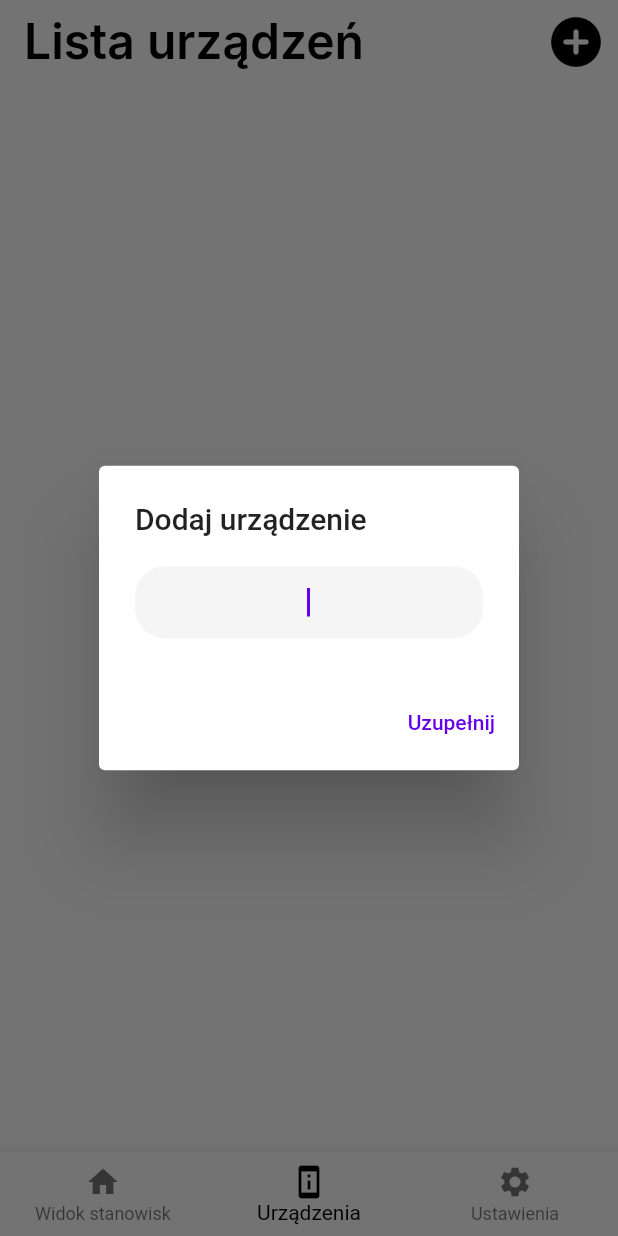
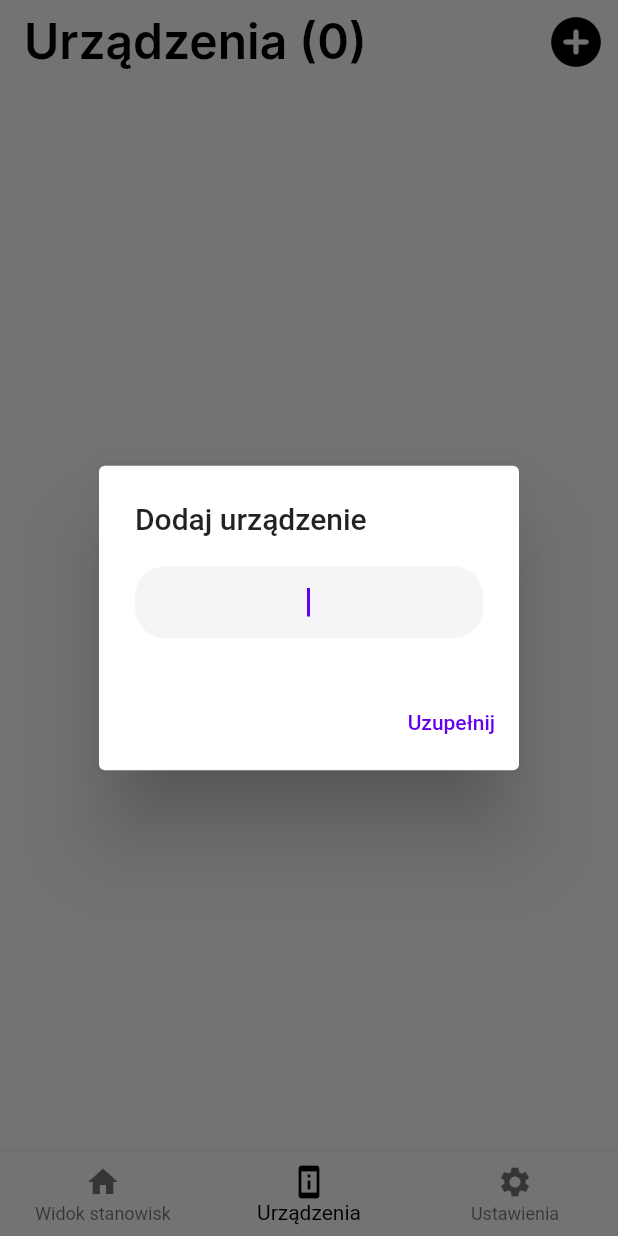
Before and after one commit to Carolosso/SCPI-Monitor, a Flutter app: the screen it shows after launch, item 2 of the bottom bar chosen, after a tap on the "add circle" icon, on a phone screen of 412 x 824 dp. Run offline on Flutter 3.47's test engine with Material 2 defaults, Android fonts, the phone set to English and light mode, and no system bars; our stand-ins replace google_fonts.

Commit message:
Added CustomAppBar, DropdownButtonn minor fixes

```diff
--- a/lib/models/device_model.dart
+++ b/lib/models/device_model.dart
@@ -1,10 +1,12 @@
 class Device {
-  //int stationIndex;
+  int? stationIndex;
+  int? deviceID;
   String name;
   String ip;
   String serial;
   String status;
   double value;
 
-  Device(this.name, this.ip, this.serial, this.status, this.value);
+  Device(this.deviceID, this.stationIndex, this.name, this.ip, this.serial,
+      this.status, this.value);
 }
--- a/lib/models/station_model.dart
+++ b/lib/models/station_model.dart
@@ -2,15 +2,10 @@ import 'package:test/models/device_model.dart';
 
 class Station {
   String name;
-
+  int stationID;
   List<Device> devices = List.empty(growable: true);
 
-  Station(this.name, this.devices);
+  Station(this.name, this.devices, this.stationID);
 
   List<Device> get stationDevices => devices;
-
-  //String get stationName => _name;
-
-  //set name(String value) => _name = value;
-
 }
--- a/lib/providers/screen_index_provider.dart
+++ b/lib/providers/screen_index_provider.dart
@@ -1,16 +1,16 @@
 import 'package:flutter/material.dart';
-import 'package:test/views/pages/devices_list_page.dart';
+import 'package:test/views/device_list_view.dart';
 import 'package:test/views/pages/settings_page.dart';
 //import 'package:test/views/pages/station_detail_page.dart';
-import 'package:test/views/stations_view.dart';
+import 'package:test/views/stations_list_view.dart';
 
 class ScreenIndexProvider with ChangeNotifier {
   int screenIndex = 0;
 
   List<Widget> pages = [
-    const StationsMainView(),
+    const StationsListView(),
     //const StationDetailPage(),
-    const DevicesListPage(),
+    const DevicesListView(),
     const SettingsPage(),
   ];
 
--- a/lib/views/custom_app_bar_old.dart
+++ /dev/null
@@ -1,71 +0,0 @@
-import 'package:flutter/material.dart';
-import 'package:google_fonts/google_fonts.dart';
-import 'package:test/providers/app_view_model.dart';
-
-AppBar buildAppBar(String title, String dialogTitle, BuildContext context,
-    AppViewModel viewModel, Function onSubmit, Function actionAction) {
-  final TextEditingController controller1 = TextEditingController();
-
-  return AppBar(
-    title: Text(title,
-        style: GoogleFonts.inter(
-          textStyle: const TextStyle(
-            color: Colors.black,
-            fontWeight: FontWeight.w600,
-            fontSize: 32,
-          ),
-        )),
-    backgroundColor: Colors.white24,
-    elevation: 0,
-    //leading: const BackButton(color: Colors.black),
-    actions: [
-      IconButton(
-        icon: const Icon(Icons.add_circle_rounded),
-        color: Colors.black,
-        iconSize: 40,
-        onPressed: () {
-          showDialog(
-              context: context,
-              builder: (BuildContext context) {
-                return AlertDialog(
-                  title: Text(dialogTitle),
-                  content: SingleChildScrollView(
-                    child: TextField(
-                      controller: controller1,
-                      onSubmitted: (value) {
-                        onSubmit(value);
-                      },
-                      decoration: InputDecoration(
-                          contentPadding: const EdgeInsets.only(
-                            bottom: 5,
-                          ),
-                          filled: true,
-                          //fillColor: viewModel.clrlvl2,
-                          border: OutlineInputBorder(
-                              borderRadius: BorderRadius.circular(20),
-                              borderSide: BorderSide.none)),
-                      autofocus: true,
-                      textAlign: TextAlign.center,
-                      textAlignVertical: TextAlignVertical.center,
-                      autocorrect: false,
-                      style: const TextStyle(
-                        fontWeight: FontWeight.w700,
-                      ),
-                    ),
-                  ),
-                  actions: <Widget>[
-                    TextButton(
-                      child: const Text('Uzupełnij'),
-                      onPressed: () {
-                        actionAction();
-                        Navigator.of(context).pop();
-                      },
-                    ),
-                  ],
-                );
-              });
-        },
-      )
-    ],
-  );
-}
--- a/lib/views/pages/devices_list_page.dart
+++ /dev/null
@@ -1,29 +0,0 @@
-import 'package:flutter/material.dart';
-import 'package:provider/provider.dart';
-import 'package:test/providers/app_view_model.dart';
-import 'package:test/views/custom_app_bar_old.dart';
-import 'package:test/views/device_list_view.dart';
-
-class DevicesListPage extends StatelessWidget {
-  const DevicesListPage({super.key});
-
-  @override
-  Widget build(BuildContext context) {
-    return Consumer<AppViewModel>(builder: (context, viewModel, child) {
-      return Scaffold(
-        appBar: buildAppBar('Lista urządzeń', 'Dodaj urządzenie', context,
-            viewModel, viewModel.createDevice, () {}),
-        body: const SafeArea(
-          child: Column(
-            children: [
-              //Task Info View
-              Expanded(flex: 1, child: DevicesListView()),
-              //Task List View
-            ],
-          ),
-        ),
-        //floatingActionButton: AddTaskView(),
-      );
-    });
-  }
-}
--- a/lib/views/pages/home_page.dart
+++ b/lib/views/pages/home_page.dart
@@ -1,7 +1,7 @@
 import 'package:flutter/material.dart';
 import 'package:provider/provider.dart';
 import 'package:test/providers/screen_index_provider.dart';
-import 'package:test/views/bottom_navigation_bar_view.dart';
+import 'package:test/views/widgets/bottom_navigation_bar_view.dart';
 
 class HomePage extends StatelessWidget {
   const HomePage({super.key});
--- a/lib/views/stations_view.dart
+++ b/lib/views/stations_list_view.dart
@@ -2,18 +2,27 @@ import 'package:flutter/material.dart';
 import 'package:provider/provider.dart';
 import 'package:test/style/theme.dart';
 import 'package:test/providers/app_view_model.dart';
-import 'package:test/views/custom_app_bar_old.dart';
-import 'package:test/views/floating_action_button_view.dart';
+import 'package:test/views/widgets/custom_app_bar.dart';
+import 'package:test/views/widgets/floating_action_button_view.dart';
 
-class StationsMainView extends StatelessWidget {
-  const StationsMainView({super.key});
+class StationsListView extends StatelessWidget {
+  const StationsListView({super.key});
 
   @override
   Widget build(BuildContext context) {
     return Consumer<AppViewModel>(builder: (context, viewModel, child) {
       return Scaffold(
-        appBar: buildAppBar('Widok stanowisk', 'Dodaj stanowisko', context,
-            viewModel, viewModel.createStation, viewModel.fillLists),
+        appBar: CustomAppBar(
+          title: 'Widok stanowisk',
+          dialogTitle: 'Dodaj stanowisko',
+          viewModel: viewModel,
+          showAction: true,
+          showLeading: false,
+          onActionTap: viewModel.fillLists,
+          onSubmit: viewModel.createStation,
+        ),
+        //buildAppBar('Widok stanowisk', 'Dodaj stanowisko', context,
+        //  viewModel, viewModel.createStation, viewModel.fillLists),
         body: SafeArea(
           child: ListView.builder(
             shrinkWrap: true,
@@ -21,16 +30,16 @@ class StationsMainView extends StatelessWidget {
             itemBuilder: (context, indexStation) {
               return Padding(
                 padding:
-                    const EdgeInsets.symmetric(vertical: 5.0, horizontal: 5),
+                    const EdgeInsets.symmetric(vertical: 0.0, horizontal: 5),
                 child: Card(
-                  elevation: 20,
+                  elevation: 10,
                   shape: RoundedRectangleBorder(
                     borderRadius: BorderRadius.circular(12.0),
                   ),
                   color: Styles.primaryColor,
                   child: Padding(
                     padding: const EdgeInsets.symmetric(
-                        vertical: 10.0, horizontal: 5),
+                        vertical: 5.0, horizontal: 5),
                     child: Column(
                       children: <Widget>[
                         Text(
@@ -88,10 +97,8 @@ class StationsMainView extends StatelessWidget {
                               ),
                             );
                           },
-                          shrinkWrap:
-                              true, // todo comment this out and check the result
-                          physics:
-                              const ClampingScrollPhysics(), // todo comment this out and check the result
+                          shrinkWrap: true,
+                          physics: const ClampingScrollPhysics(),
                         ),
                       ],
                     ),
--- /dev/null
+++ b/lib/views/widgets/custom_app_bar.dart
@@ -0,0 +1,104 @@
+import 'package:flutter/material.dart';
+import 'package:google_fonts/google_fonts.dart';
+import 'package:test/providers/app_view_model.dart';
+
+class CustomAppBar extends StatelessWidget implements PreferredSizeWidget {
+  CustomAppBar({
+    super.key,
+    required this.title,
+    required this.showAction,
+    required this.showLeading,
+    required this.onActionTap,
+    required this.viewModel,
+    required this.dialogTitle,
+    required this.onSubmit,
+    this.height = kToolbarHeight,
+  });
+
+  final String title;
+  final bool showAction;
+  final bool showLeading;
+  final Function onActionTap;
+  final AppViewModel viewModel;
+  final String dialogTitle;
+  final Function onSubmit;
+  final double height;
+  final TextEditingController controller1 = TextEditingController();
+
+  final PreferredSizeWidget preferredSizeWidget = PreferredSize(
+    preferredSize: const Size.fromHeight(80),
+    child: Container(),
+  );
+
+  @override
+  Widget build(BuildContext context) {
+    return AppBar(
+      title: Text(title,
+          style: GoogleFonts.inter(
+            textStyle: const TextStyle(
+              color: Colors.black,
+              fontWeight: FontWeight.w600,
+              fontSize: 32,
+            ),
+          )),
+      backgroundColor: Colors.white24,
+      elevation: 0,
+      leading: showLeading ? const BackButton() : null,
+      //leading: const BackButton(color: Colors.black),
+      actions: !showAction
+          ? []
+          : [
+              IconButton(
+                icon: const Icon(Icons.add_circle_rounded),
+                color: Colors.black,
+                iconSize: 40,
+                onPressed: () {
+                  showDialog(
+                      context: context,
+                      builder: (BuildContext context) {
+                        return AlertDialog(
+                          title: Text(dialogTitle),
+                          content: SingleChildScrollView(
+                            child: TextField(
+                              controller: controller1,
+                              onSubmitted: (value) {
+                                onSubmit(value);
+                              },
+                              decoration: InputDecoration(
+                                  contentPadding: const EdgeInsets.only(
+                                    bottom: 5,
+                                  ),
+                                  filled: true,
+                                  //fillColor: viewModel.clrlvl2,
+                                  border: OutlineInputBorder(
+                                      borderRadius: BorderRadius.circular(20),
+                                      borderSide: BorderSide.none)),
+                              autofocus: true,
+                              textAlign: TextAlign.center,
+                              textAlignVertical: TextAlignVertical.center,
+                              autocorrect: false,
+                              style: const TextStyle(
+                                fontWeight: FontWeight.w700,
+                              ),
+                            ),
+                          ),
+                          actions: <Widget>[
+                            TextButton(
+                              child: const Text('Uzupełnij'),
+                              onPressed: () {
+                                onActionTap();
+                                Navigator.of(context).pop();
+                              },
+                            ),
+                          ],
+                        );
+                      });
+                },
+              )
+            ],
+    );
+  }
+
+  @override
+  Size get preferredSize => Size.fromHeight(height);
+}
```
Also changed, not shown: lib/providers/app_view_model.dart (+16 -8 lines), lib/views/custom_app_bar.dart (deleted, +0 -20 lines), lib/views/device_list_view.dart (+90 -2 lines), lib/views/pages/settings_page.dart (+3 -4 lines), lib/views/widgets/bottom_navigation_bar_view.dart (renamed from lib/views/bottom_navigation_bar_view.dart), lib/views/widgets/floating_action_button_view.dart (renamed from lib/views/floating_action_button_view.dart).
